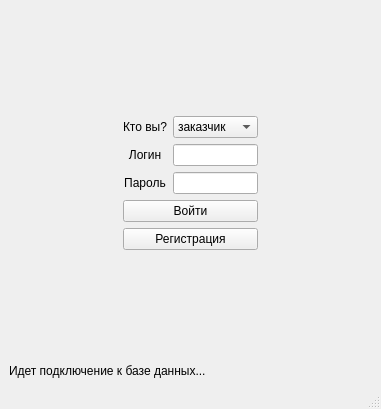
The window that final_version/transport_services/login.ui (nexza78/course_work) describes before a commit, drawn with Qt 5.
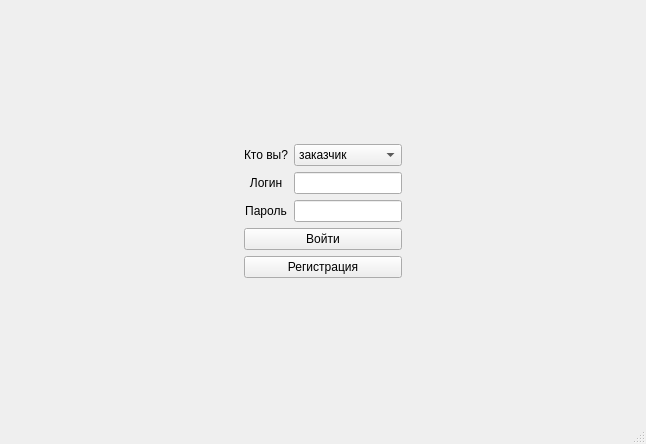
The same window after the commit. Icons and pictures are not drawn.

```diff
--- a/final_version/transport_services/login.ui
+++ b/final_version/transport_services/login.ui
@@ -6,8 +6,8 @@
    <rect>
     <x>0</x>
     <y>0</y>
-    <width>381</width>
-    <height>409</height>
+    <width>646</width>
+    <height>444</height>
    </rect>
   </property>
   <property name="windowTitle">
@@ -19,6 +19,32 @@
   </property>
   <widget class="QWidget" name="centralwidget">
    <layout class="QGridLayout" name="gridLayout_3">
+    <item row="3" column="1">
+     <spacer name="verticalSpacer_2">
+      <property name="orientation">
+       <enum>Qt::Vertical</enum>
+      </property>
+      <property name="sizeHint" stdset="0">
+       <size>
+        <width>20</width>
+        <height>225</height>
+       </size>
+      </property>
+     </spacer>
+    </item>
+    <item row="2" column="2">
+     <spacer name="horizontalSpacer">
+      <property name="orientation">
+       <enum>Qt::Horizontal</enum>
+      </property>
+      <property name="sizeHint" stdset="0">
+       <size>
+        <width>135</width>
+        <height>20</height>
+       </size>
+      </property>
+     </spacer>
+    </item>
     <item row="2" column="1">
      <layout class="QGridLayout" name="gridLayout_2">
       <item row="2" column="0">
@@ -37,25 +63,15 @@
       </item>
      </layout>
     </item>
-    <item row="4" column="0" colspan="3">
-     <widget class="QLabel" name="label">
-      <property name="text">
-       <string>Идет подключение к базе данных...</string>
-      </property>
-      <property name="alignment">
-       <set>Qt::AlignLeading|Qt::AlignLeft|Qt::AlignVCenter</set>
-      </property>
-     </widget>
-    </item>
-    <item row="3" column="1">
-     <spacer name="verticalSpacer_2">
+    <item row="2" column="0">
+     <spacer name="horizontalSpacer_2">
       <property name="orientation">
-       <enum>Qt::Vertical</enum>
+       <enum>Qt::Horizontal</enum>
       </property>
       <property name="sizeHint" stdset="0">
        <size>
-        <width>20</width>
-        <height>225</height>
+        <width>135</width>
+        <height>20</height>
        </size>
       </property>
      </spacer>
@@ -230,32 +246,6 @@
       </item>
      </layout>
     </item>
-    <item row="2" column="0">
-     <spacer name="horizontalSpacer_2">
-      <property name="orientation">
-       <enum>Qt::Horizontal</enum>
-      </property>
-      <property name="sizeHint" stdset="0">
-       <size>
-        <width>135</width>
-        <height>20</height>
-       </size>
-      </property>
-     </spacer>
-    </item>
-    <item row="2" column="3">
-     <spacer name="horizontalSpacer">
-      <property name="orientation">
-       <enum>Qt::Horizontal</enum>
-      </property>
-      <property name="sizeHint" stdset="0">
-       <size>
-        <width>135</width>
-        <height>20</height>
-       </size>
-      </property>
-     </spacer>
-    </item>
     <item row="0" column="1">
      <spacer name="verticalSpacer">
       <property name="orientation">
@@ -276,7 +266,7 @@
     <rect>
      <x>0</x>
      <y>0</y>
-     <width>381</width>
+     <width>646</width>
      <height>21</height>
     </rect>
    </property>
```
